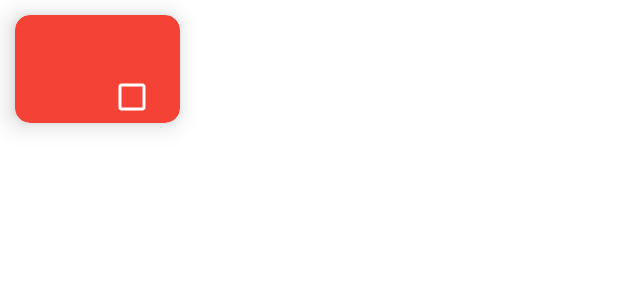
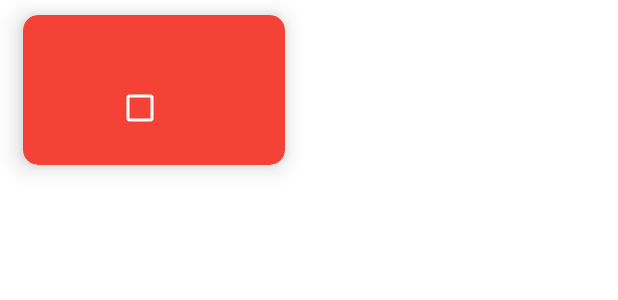
Before and after one commit to julie17-d/Eat_Up, an Android app: the layout item_category.xml on its own in the app's theme, with its tools: preview values and no code run, on a phone screen of 412 x 824 dp. Shown: the top 300 px of the screen. Run offline under Robolectric (Android 15) with nearby library versions, the phone set to English and light mode, and no system bars; Roboto replaces fonts that are not available here.

Commit message:
tu vois julie ça marche

```diff
--- a/app/src/main/java/com/example/myapplication/activities/MainActivity.kt
+++ b/app/src/main/java/com/example/myapplication/activities/MainActivity.kt
@@ -7,6 +7,7 @@ import android.util.Log
 import android.view.inputmethod.EditorInfo
 import android.widget.TextView
 import androidx.core.content.ContentProviderCompat.requireContext
+import androidx.recyclerview.widget.DividerItemDecoration
 import androidx.recyclerview.widget.LinearLayoutManager
 import androidx.recyclerview.widget.RecyclerView
 import com.example.myapplication.HealthModel
@@ -26,6 +27,7 @@ class MainActivity : AppCompatActivity() {
         val intent = Intent(this, second_page::class.java)
 
         val recyclerView: RecyclerView = findViewById(R.id.recycler_view_category)
+
         recyclerView.layoutManager = LinearLayoutManager(this, LinearLayoutManager.HORIZONTAL, false)
         recyclerView.adapter = CategoryAdapter(categoryArray)
 
--- a/app/src/main/res/layout/item_category.xml
+++ b/app/src/main/res/layout/item_category.xml
@@ -1,15 +1,15 @@
 <?xml version="1.0" encoding="utf-8"?>
 <RelativeLayout xmlns:android="http://schemas.android.com/apk/res/android"
     xmlns:tools="http://schemas.android.com/tools"
-    android:layout_width="match_parent"
-    android:layout_height="match_parent"
+    android:layout_width="200dp"
+    android:layout_height="210dp"
     xmlns:app="http://schemas.android.com/apk/res-auto"
     >
 
     <androidx.cardview.widget.CardView
-        android:layout_width="110dp"
-        android:layout_height="72dp"
-        android:layout_marginStart="@dimen/_10sdp"
+        android:layout_width="180dp"
+        android:layout_height="100dp"
+        android:layout_marginStart="15dp"
         android:layout_marginTop="@dimen/_10sdp"
         android:layout_marginEnd="@dimen/_10sdp"
         android:layout_marginBottom="@dimen/_10sdp"
```
